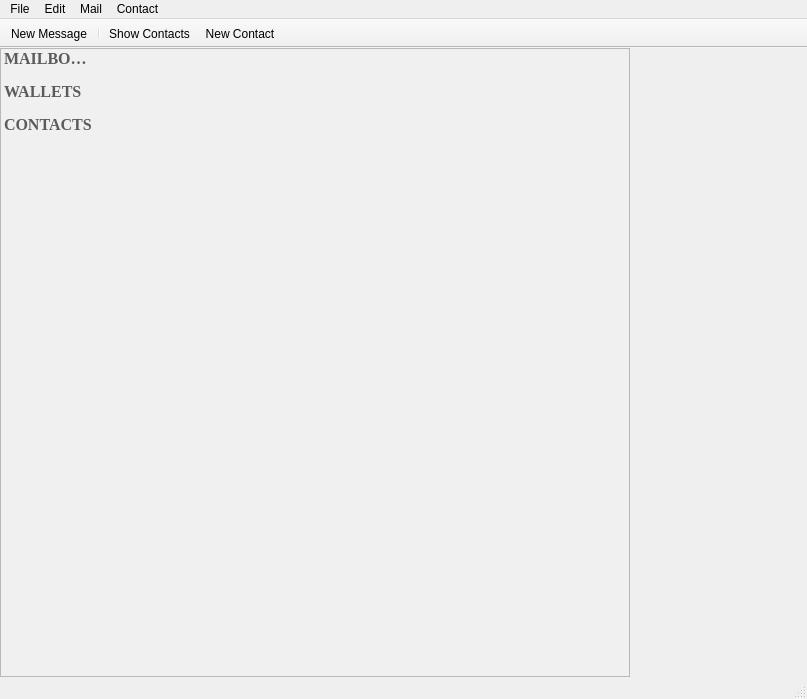
First picture: the form in KeyhoteeMainWindow.ui, repository InvictusInnovations/keyhotee, before the edit.
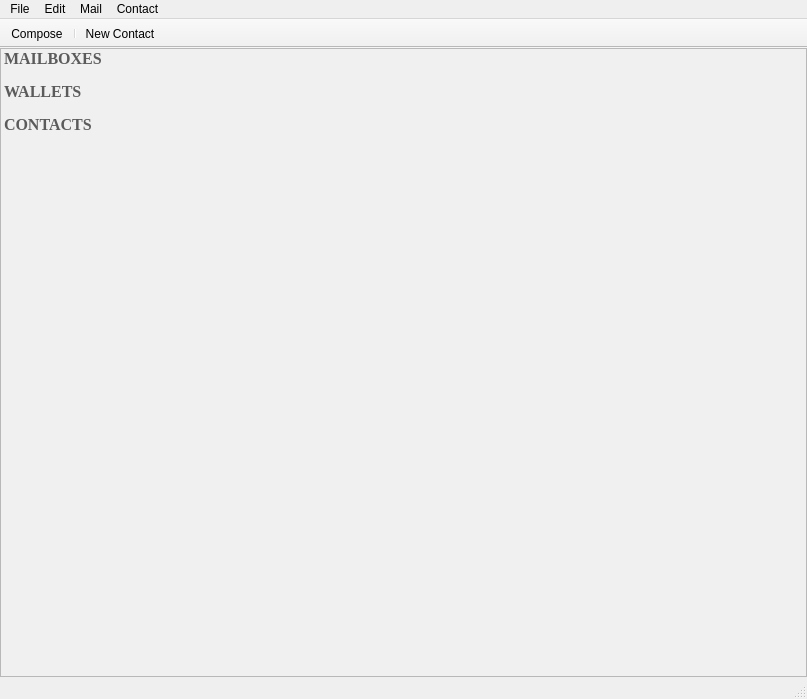
Second picture: the form after the edit. The open tabs and pages were chosen to show the change. Icons and pictures are not drawn. Custom widgets are drawn as their Qt base class.

```diff
--- a/KeyhoteeMainWindow.ui
+++ b/KeyhoteeMainWindow.ui
@@ -20,7 +20,10 @@
    <bool>true</bool>
   </property>
   <widget class="QWidget" name="centralwidget">
-   <layout class="QGridLayout" name="gridLayout">
+   <layout class="QVBoxLayout" name="verticalLayout">
+    <property name="spacing">
+     <number>0</number>
+    </property>
     <property name="leftMargin">
      <number>0</number>
     </property>
@@ -33,10 +36,7 @@
     <property name="bottomMargin">
      <number>0</number>
     </property>
-    <property name="spacing">
-     <number>0</number>
-    </property>
-    <item row="0" column="0">
+    <item>
      <widget class="QSplitter" name="splitter">
       <property name="orientation">
        <enum>Qt::Horizontal</enum>
@@ -138,11 +138,6 @@
          <string>Name</string>
         </property>
        </column>
-       <column>
-        <property name="text">
-         <string>Count</string>
-        </property>
-       </column>
        <item>
         <property name="text">
          <string>MAILBOXES</string>
@@ -294,7 +289,23 @@
         <number>4</number>
        </property>
        <widget class="MailInbox" name="inbox_page">
-        <layout class="QGridLayout" name="gridLayout_2"/>
+        <layout class="QGridLayout" name="inboxlayout">
+         <property name="leftMargin">
+          <number>0</number>
+         </property>
+         <property name="topMargin">
+          <number>0</number>
+         </property>
+         <property name="rightMargin">
+          <number>0</number>
+         </property>
+         <property name="bottomMargin">
+          <number>0</number>
+         </property>
+         <property name="spacing">
+          <number>0</number>
+         </property>
+        </layout>
        </widget>
        <widget class="MailInbox" name="draft_box_page"/>
        <widget class="MailInbox" name="sent_box_page"/>
@@ -370,10 +381,13 @@
    </property>
    <property name="iconSize">
     <size>
-     <width>48</width>
-     <height>48</height>
+     <width>32</width>
+     <height>32</height>
     </size>
    </property>
+   <property name="toolButtonStyle">
+    <enum>Qt::ToolButtonTextUnderIcon</enum>
+   </property>
    <attribute name="toolBarArea">
     <enum>TopToolBarArea</enum>
    </attribute>
@@ -382,7 +396,6 @@
    </attribute>
    <addaction name="actionNew_Message"/>
    <addaction name="separator"/>
-   <addaction name="actionShow_Contacts"/>
    <addaction name="actionNew_Contact"/>
   </widget>
   <action name="actionMail">
@@ -405,7 +418,7 @@
      <normaloff>:/images/email_compose.png</normaloff>:/images/email_compose.png</iconset>
    </property>
    <property name="text">
-    <string>New Message</string>
+    <string>Compose</string>
    </property>
   </action>
   <action name="actionShow_Contacts">
```
Left out of the diff: 19 changed lines with no effect on the pictures.
